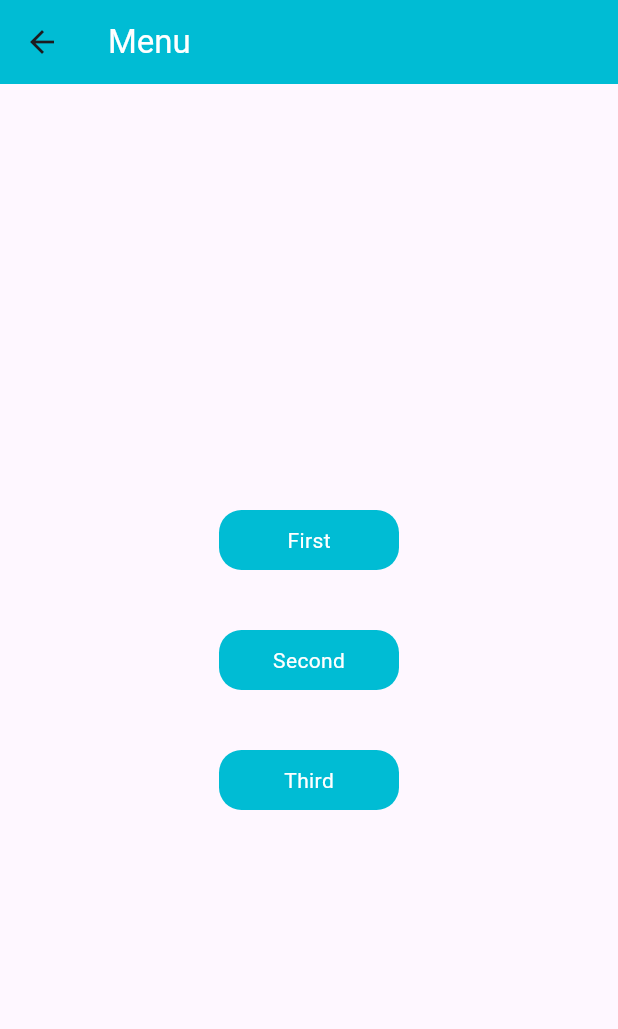
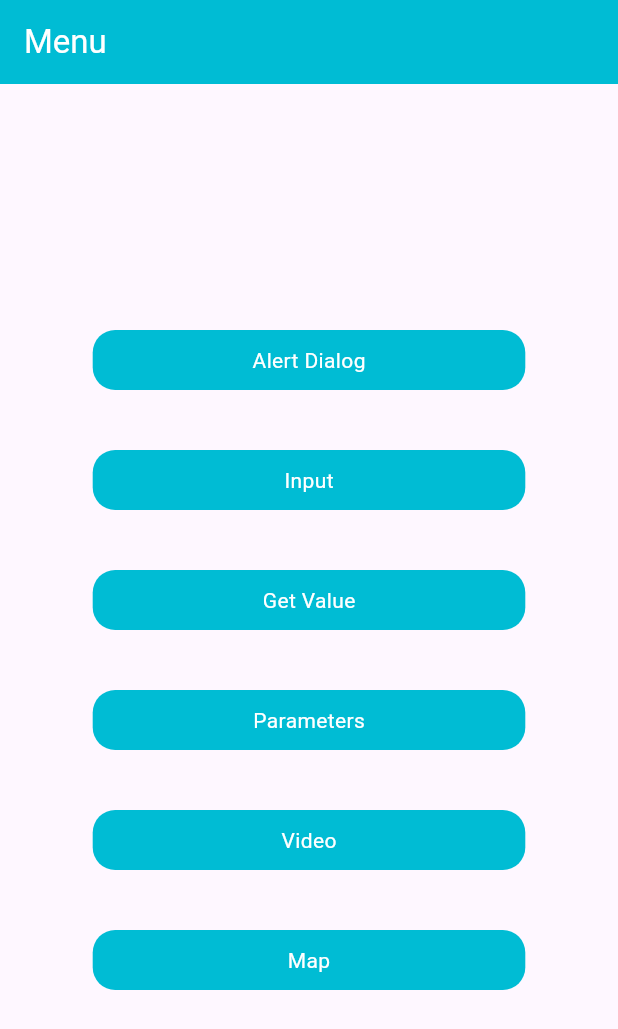
Before and after one commit to eloimoncho/tutorialFlutter, a Flutter app: the screen it shows after launch, after a tap on "Conectar", on a phone screen of 412 x 824 dp. Shown: the top 1029 px of the screen. Run offline on Flutter 3.47's test engine with Material 3 defaults, Android fonts, the phone set to English and light mode, and no system bars.

Commit message:
Alert Dialog

```diff
--- a/lib/components/my_menu_button.dart
+++ b/lib/components/my_menu_button.dart
@@ -7,10 +7,11 @@ class MyMenuButton extends StatelessWidget {
 
   @override
   Widget build(BuildContext context) {
+    Size size = MediaQuery.sizeOf(context);
     return InkWell(
       onTap: onTap,
       child: Container(
-        width: 120,
+        width: size.width*0.7,
         height: 40,
         decoration: BoxDecoration(
           borderRadius: BorderRadius.circular(15),
@@ -18,7 +19,7 @@ class MyMenuButton extends StatelessWidget {
           alignment: Alignment.center,
         child: Text(
           title,
-          style: TextStyle(color: Colors.white),
+          style: const TextStyle(color: Colors.white),
         ),
       ),
     );
--- a/lib/pages/intro_page.dart
+++ b/lib/pages/intro_page.dart
@@ -26,7 +26,7 @@ class _IntroPageState extends State<IntroPage> {
         Navigator.push(
           context,
           MaterialPageRoute(
-            builder: (context) => MenuPage(),
+            builder: (context) => const MenuPage(),
         ));
       }
     });
--- a/lib/pages/menu_page.dart
+++ b/lib/pages/menu_page.dart
@@ -6,20 +6,50 @@ class MenuPage extends StatelessWidget {
 
   @override
   Widget build(BuildContext context) {
+
+    Future callAlertDialog(){
+      return showDialog(context: context,
+      builder: (context){
+        return  AlertDialog(
+          title: const Text('Salir'),
+          content: const Text('Quieres salir de la aplicación?'),
+          actions: [
+            TextButton(onPressed: (){
+              Navigator.pop(context);
+            }, child: const Text('NO')),
+            TextButton(onPressed: (){
+              Navigator.pop(context);
+              Navigator.pop(context);
+            }, child: const Text('Sí')),
+          ]
+        );
+        },
+      );
+
+    }
+
+
     return Scaffold(
-      appBar: AppBar(title: Text('Menu', style: TextStyle(color: Colors.white),),
+      appBar: AppBar(title: const Text('Menu', style: TextStyle(color: Colors.white),),
       backgroundColor: Colors.cyan,
+      automaticallyImplyLeading: false,
       ),
       body: SafeArea(
         child: Center(
           child: Column(
             mainAxisAlignment: MainAxisAlignment.center,
             children: [
-              MyMenuButton(title: 'First', onTap: (){}),
+              MyMenuButton(title: 'Alert Dialog', onTap: callAlertDialog),
               const SizedBox(height: 40,),
-              MyMenuButton(title: 'Second', onTap: (){}),
+              MyMenuButton(title: 'Input', onTap: (){}),
               const SizedBox(height: 40,),
-              MyMenuButton(title: 'Third', onTap: (){})
+              MyMenuButton(title: 'Get Value', onTap: (){}),
+              const SizedBox(height: 40,),
+              MyMenuButton(title: 'Parameters', onTap: (){}),
+              const SizedBox(height: 40,),
+              MyMenuButton(title: 'Video', onTap: (){}),
+              const SizedBox(height: 40,),
+              MyMenuButton(title: 'Map', onTap: (){}),
             ],
           ),
         ),
```
